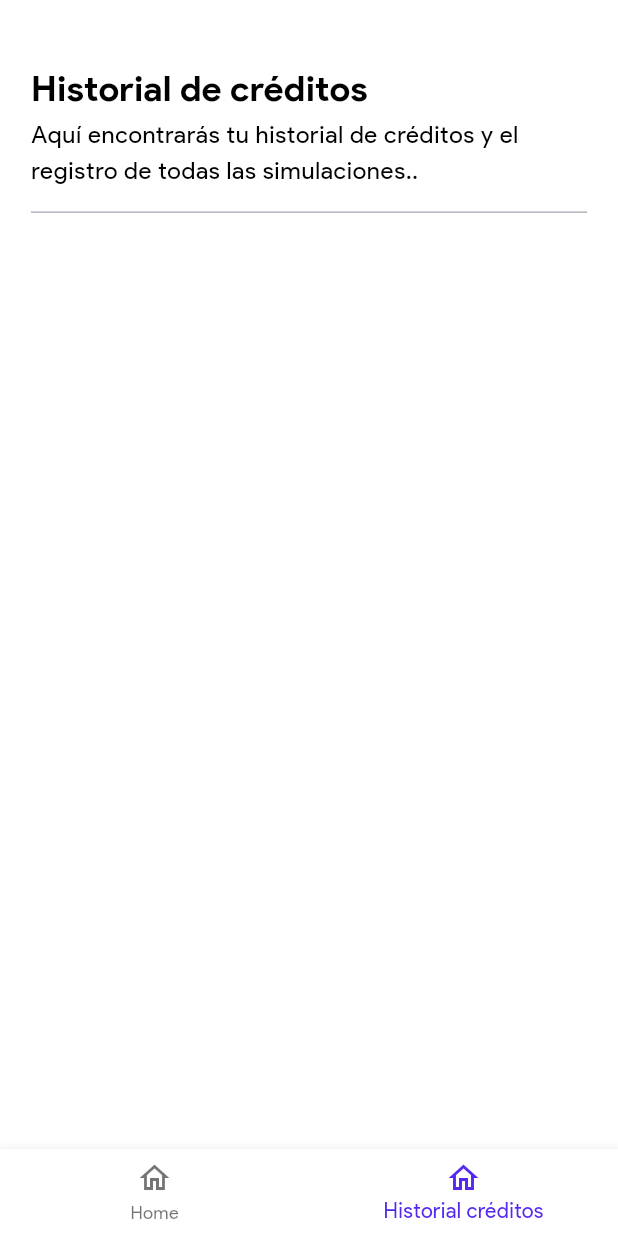
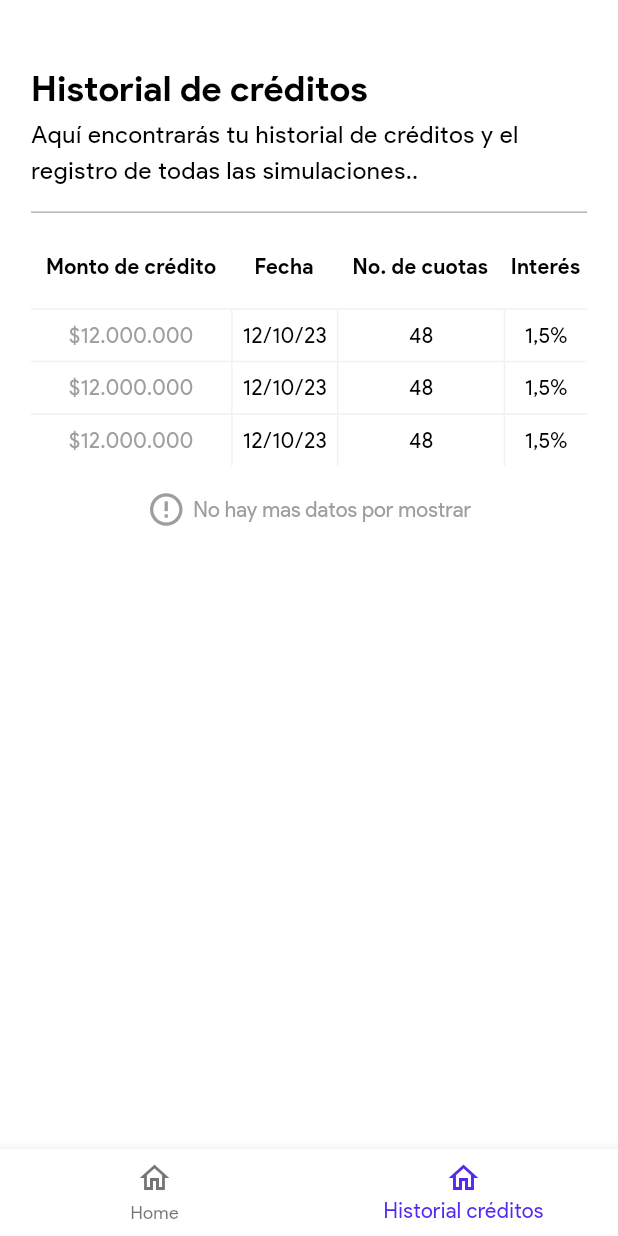
Before and after one commit to Jhodavid/Banca-Cr-ditos, a Flutter app: the HomePage screen opened by its route, swiped to page 2, on a phone screen of 412 x 824 dp. Run offline on Flutter 3.47's test engine with Material 3 defaults, Android fonts, the light colour scheme and no system bars; our stand-ins replace flutter_riverpod, go_router; generated files the repository leaves out were written again.

Commit message:
Diseño de página de historial

```diff
--- a/lib/config/app_theme.dart
+++ b/lib/config/app_theme.dart
@@ -92,6 +92,20 @@ class AppTheme {
         fillColor: const MaterialStatePropertyAll<Color>(Colors.white),
         shape: RoundedRectangleBorder(borderRadius: BorderRadius.circular(5)),
         side: const BorderSide(color: Color(0xFFD0D5DD))
+      ),
+      dataTableTheme: const DataTableThemeData(
+        horizontalMargin: 0,
+        headingTextStyle: TextStyle(
+          color: Colors.black,
+          fontStyle: FontStyle.normal,
+          fontWeight: FontWeight.bold
+        ),
+        dividerThickness: 0.0,
+        columnSpacing: 0,
+        dataTextStyle: TextStyle(
+          color: Colors.black,
+          fontStyle: FontStyle.normal,
+        )
       )
     );
   }
--- a/lib/presentation/modules/home/taps/history_tap.dart
+++ b/lib/presentation/modules/home/taps/history_tap.dart
@@ -1,4 +1,5 @@
 import 'package:banca_creditos/config/localization/app_localization.dart';
+import 'package:banca_creditos/presentation/modules/home/widgets/history_data_table.dart';
 import 'package:flutter/material.dart';
 
 
@@ -33,6 +34,21 @@ class HistoryTap extends StatelessWidget {
             ),
             SizedBox(height: height*0.01),
             const Divider(color: Color(0xFFB1B5BB)),
+
+            const HistoryDataTable(),
+
+            SizedBox(height: height*0.02),
+            Row(
+              mainAxisAlignment: MainAxisAlignment.center,
+              children: [
+                const Icon(Icons.error_outline, color: Colors.grey, size: 26),
+                const SizedBox(width: 5),
+                Text(
+                  'No hay mas datos por mostrar',
+                  style: Theme.of(context).textTheme.titleSmall,
+                ),
+              ],
+            ),
           ],
         ),
       ),
--- a/lib/presentation/modules/home/taps/simulator_tap.dart
+++ b/lib/presentation/modules/home/taps/simulator_tap.dart
@@ -67,7 +67,6 @@ class SimulatorTab extends StatelessWidget {
                   isEnabled: false,
                   labelTextColor: Colors.black,
                   hintText: '\$ 0',
-                  helperText: 'Elija un plazo desde 12 hasta 84 meses',
                   onChanged: (value) {
 
                   },
@@ -76,6 +75,7 @@ class SimulatorTab extends StatelessWidget {
                   label: '¿A cuántos meses?',
                   labelTextColor: Colors.black,
                   hintText: '48',
+                  helperText: 'Elija un plazo desde 12 hasta 84 meses',
                   onChanged: (value) {
 
                   },
--- /dev/null
+++ b/lib/presentation/modules/home/widgets/history_data_table.dart
@@ -0,0 +1,175 @@
+import 'package:banca_creditos/config/localization/app_localization.dart';
+import 'package:banca_creditos/presentation/widgets/app_data_row_container.dart';
+import 'package:flutter/material.dart';
+
+
+
+class HistoryDataTable extends StatelessWidget {
+
+  const HistoryDataTable({super.key});
+
+  @override
+  Widget build(BuildContext context) {
+    final l10n = context.l10n;
+
+    final width = MediaQuery.of(context).size.width;
+    final height = MediaQuery.of(context).size.height;
+
+    return SizedBox(
+      width: width*0.9,
+      child: Theme(
+        data: Theme.of(context).copyWith(
+          dividerTheme: const DividerThemeData(color: Colors.transparent)
+        ),
+        child: DataTable(
+          dataRowMaxHeight: 35,
+          dataRowMinHeight: 35,
+          columns: const <DataColumn>[
+            DataColumn(
+              label: _HeaderContainer(
+                title: 'Monto de crédito',
+                portionSize: 0.36,
+              )
+            ),
+            DataColumn(
+              label: _HeaderContainer(
+                title: 'Fecha',
+                portionSize: 0.19,
+              )
+            ),
+            DataColumn(
+              label: _HeaderContainer(
+                title: 'No. de cuotas',
+                portionSize: 0.3,
+              )
+            ),
+            DataColumn(
+              label: _HeaderContainer(
+                title: 'Interés',
+                portionSize: 0.15,
+              )
+            ),
+          ],
+          rows: const <DataRow>[
+            DataRow(
+              cells: <DataCell>[
+                DataCell(
+                  AppDataRowContainer(
+                    text: '\$12.000.000',
+                    textColor: Colors.grey,
+                    leftBorderSide: BorderSide.none,
+                    bottomBorderSide: BorderSide.none
+                  ),
+                ),
+                DataCell(
+                  AppDataRowContainer(
+                    text: '12/10/23',
+                    bottomBorderSide: BorderSide.none
+                  ),
+                ),
+                DataCell(
+                  AppDataRowContainer(
+                    text: '48',
+                    bottomBorderSide: BorderSide.none
+                  ),
+                ),
+                DataCell(
+                  AppDataRowContainer(
+                    text: '1,5%',
+                    bottomBorderSide: BorderSide.none
+                  ),
+                )
+              ],
+            ),
+            DataRow(
+              cells: <DataCell>[
+                DataCell(
+                  AppDataRowContainer(
+                    text: '\$12.000.000',
+                    textColor: Colors.grey,
+                    leftBorderSide: BorderSide.none,
+                    bottomBorderSide: BorderSide.none
+                  ),
+                ),
+                DataCell(
+                  AppDataRowContainer(
+                    text: '12/10/23',
+                    bottomBorderSide: BorderSide.none
+                  ),
+                ),
+                DataCell(
+                  AppDataRowContainer(
+                    text: '48',
+                    bottomBorderSide: BorderSide.none
+                  ),
+                ),
+                DataCell(
+                  AppDataRowContainer(
+                    text: '1,5%',
+                    bottomBorderSide: BorderSide.none
+                  ),
+                )
+              ],
+            ),
+            DataRow(
+              cells: <DataCell>[
+                DataCell(
+                  AppDataRowContainer(
+                    text: '\$12.000.000',
+                    textColor: Colors.grey,
+                    leftBorderSide: BorderSide.none,
+                    bottomBorderSide: BorderSide.none
+                  ),
+                ),
+                DataCell(
+                  AppDataRowContainer(
+                    text: '12/10/23',
+                    bottomBorderSide: BorderSide.none
+                  ),
+                ),
+                DataCell(
+                  AppDataRowContainer(
+                    text: '48',
+                    bottomBorderSide: BorderSide.none
+                  ),
+                ),
+                DataCell(
+                  AppDataRowContainer(
+                    text: '1,5%',
+                    bottomBorderSide: BorderSide.none
+                  ),
+                )
+              ],
+            ),
+          ],
+        ),
+      ),
+    );
+  }
+}
+
+
+
+class _HeaderContainer extends StatelessWidget {
+
+  final String title;
+  final double portionSize;
+
+  const _HeaderContainer({
+    required this.title,
+    required this.portionSize
+  });
+
+  @override
+  Widget build(BuildContext context) {
+    final width = MediaQuery.of(context).size.width;
+
+    return Container(
+      alignment: Alignment.center,
+      width: (width*0.9)*portionSize,
+      child: Text(
+        title
+      ),
+    );
+  }
+}
--- /dev/null
+++ b/lib/presentation/widgets/app_data_row_container.dart
@@ -0,0 +1,40 @@
+import 'package:flutter/material.dart';
+
+
+
+class AppDataRowContainer extends StatelessWidget {
+
+  final String text;
+  final Color textColor;
+  final BorderSide topBorderSide;
+  final BorderSide bottomBorderSide;
+  final BorderSide leftBorderSide;
+  final BorderSide rightBorderSide;
+
+  const AppDataRowContainer({
+    super.key,
+    required this.text,
+    this.textColor = Colors.black,
+    this.topBorderSide = const BorderSide(width: 1, color: Color(0xffEDF2F6)),
+    this.bottomBorderSide = const BorderSide(width: 1, color: Color(0xffEDF2F6)),
+    this.leftBorderSide = const BorderSide(width: 1, color: Color(0xffEDF2F6)),
+    this.rightBorderSide = BorderSide.none
+  });
+
+  @override
+  Widget build(BuildContext context) {
+    return Container(
+      height: 35,
+      decoration: BoxDecoration(
+        border: Border(
+          top: topBorderSide,
+          bottom: bottomBorderSide,
+          left: leftBorderSide,
+          right: rightBorderSide
+        ),
+      ),
+      alignment: Alignment.center,
+      child: Text(text, style: TextStyle(color: textColor)),
+    );
+  }
+}
--- a/lib/presentation/widgets/app_text_field.dart
+++ b/lib/presentation/widgets/app_text_field.dart
@@ -25,8 +25,8 @@ class AppTextField extends StatelessWidget {
 
   @override
   Widget build(BuildContext context) {
-    double inputHeight = 74;
-    inputHeight += helperText != null ? 16 : 0;
+    double inputHeight = 70;
+    inputHeight += helperText != null ? 20 : 0;
     inputHeight += label != null ? 20 : 1;
 
     return SizedBox(
@@ -71,13 +71,15 @@ class AppTextField extends StatelessWidget {
               ),
             ),
           ),
-          const SizedBox(height: 4),
-          if(helperText != null) Text(
-            helperText!,
-            style: Theme.of(context).textTheme.bodySmall?.copyWith(
-              color: Colors.grey
-            ),
-          ),
+          if(helperText != null) ...[
+            const SizedBox(height: 4),
+            Text(
+              helperText!,
+              style: Theme.of(context).textTheme.bodySmall?.copyWith(
+                color: Colors.grey
+              ),
+            )
+          ],
           const SizedBox(height: 16)
         ],
       ),
```
